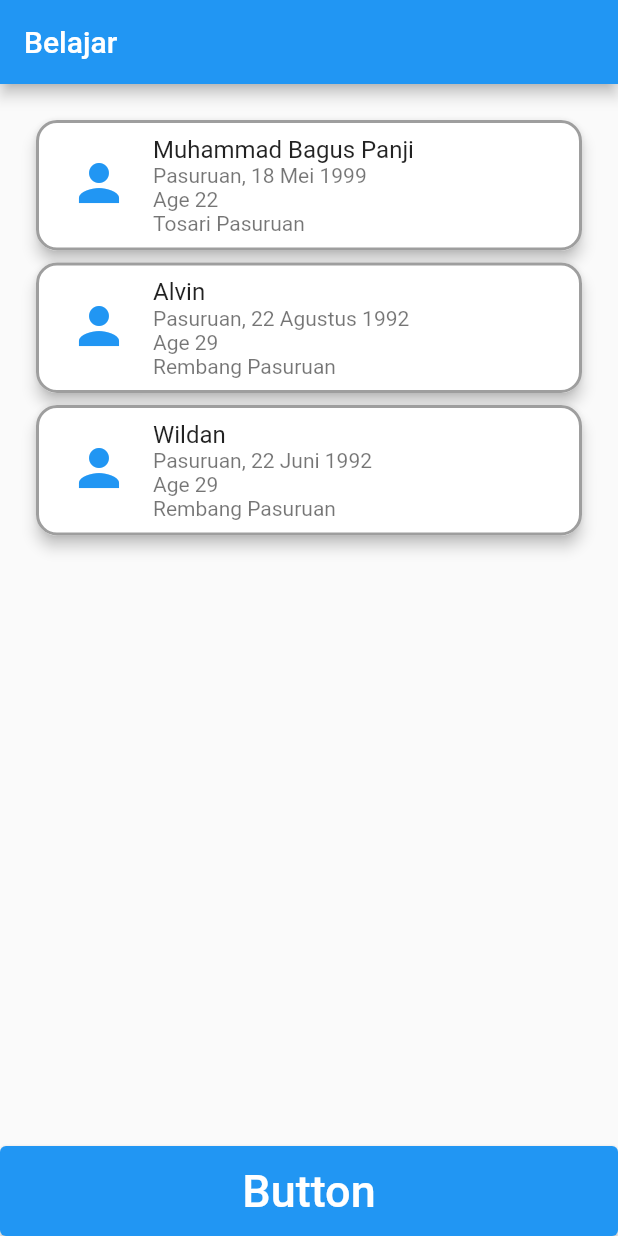
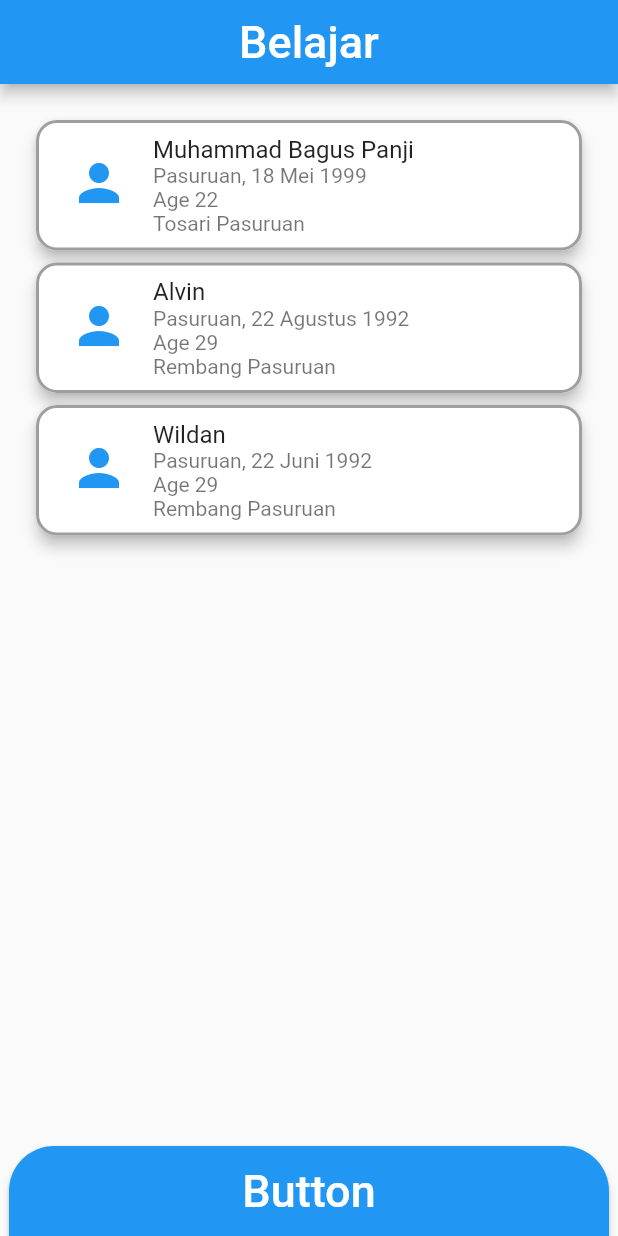
Before and after one commit to Baguspanji/flutter_application_1, a Flutter app: the screen it shows after launch, on a phone screen of 412 x 824 dp. Run offline on Flutter 3.47's test engine with Material 2 defaults, Android fonts, the phone set to English and light mode, and no system bars.

Commit message:
belajar page

```diff
--- a/lib/main.dart
+++ b/lib/main.dart
@@ -22,7 +22,13 @@ class Home extends StatelessWidget {
   @override
   Widget build(BuildContext context) {
     return Scaffold(
-      appBar: AppBar(title: Text('Belajar')),
+      appBar: AppBar(
+        title: Text(
+          'Belajar',
+          style: TextStyle(fontSize: 30),
+        ),
+        centerTitle: true,
+      ),
       body: Padding(
         padding: EdgeInsets.all(20),
         child: Center(
@@ -41,7 +47,17 @@ class Home extends StatelessWidget {
       bottomSheet: Container(
         width: MediaQuery.of(context).size.width,
         height: 60,
+        padding: EdgeInsets.symmetric(horizontal: 6),
         child: ElevatedButton(
+          style: ButtonStyle(
+            shape: MaterialStateProperty.all<RoundedRectangleBorder>(
+              RoundedRectangleBorder(
+                borderRadius: BorderRadius.vertical(
+                  top: Radius.circular(30),
+                ),
+              ),
+            ),
+          ),
           child: Text(
             'Button',
             style: TextStyle(fontSize: 30),
```
